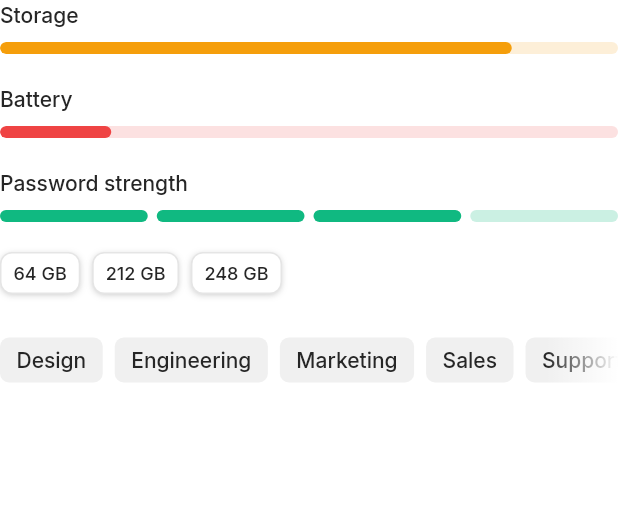
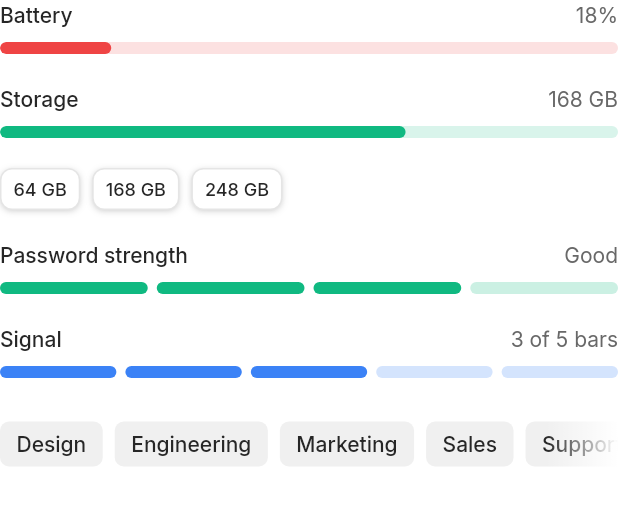
Before and after one commit to AbdullahChauhan/panelui_flutter, a Flutter app: the _MeterDemo widget shown alone on an empty page, opened directly, on a phone screen of 412 x 824 dp. Shown: the top 505 px of the screen. Run offline on Flutter 3.47's test engine with Material 3 defaults, Android fonts, the phone set to English and light mode, and no system bars; our stand-ins replace hugeicons; missing offline and left inert: path_parsing.

Commit message:
fix(gallery): show PanelUI's badge, meter and typography demos
The meter's value label is now opt-in, so the demos ask for it, and the
badge, meter and typography pages follow PanelUI's own examples: every
badge size as a count and a dot, a status dot in a label, a battery and
a storage reading, a counted meter, and typography's marks.

Co-Authored-By: Claude Opus 5.5 <noreply@anthropic.com>
Claude-Session: https://claude.ai/code/session_0133pKtXNxeoEaoDfDhEjHEs

```diff
--- a/example/lib/demos/display_demos.dart
+++ b/example/lib/demos/display_demos.dart
@@ -275,6 +275,7 @@ class _BadgeDemo extends StatelessWidget {
 
   @override
   Widget build(BuildContext context) {
+    final c = PanelTheme.of(context).colors;
     return DemoStack(
       children: [
         DemoGroup(
@@ -288,22 +289,49 @@ class _BadgeDemo extends StatelessWidget {
           label: 'Sizes',
           children: [
             for (final size in PanelBadgeSize.values)
-              PanelBadge(
-                size: size,
-                variant: PanelBadgeVariant.secondary,
-                child: Text(size.name),
-              ),
+              PanelBadge(size: size, child: Text(size.name)),
           ],
         ),
-        const DemoGroup(
+        DemoGroup(
           label: 'Counts and dots',
           children: [
-            PanelBadge.count(3),
-            PanelBadge.count(42, variant: PanelBadgeVariant.destructive),
-            PanelBadge.count(128, variant: PanelBadgeVariant.secondary),
-            PanelBadge.dot(variant: PanelBadgeVariant.success),
-            PanelBadge.dot(variant: PanelBadgeVariant.warning),
-            PanelBadge.dot(variant: PanelBadgeVariant.destructive),
+            for (final size in PanelBadgeSize.values)
+              PanelBadge.count(3, size: size),
+            const PanelBadge.count(128, variant: PanelBadgeVariant.destructive),
+            for (final size in PanelBadgeSize.values)
+              PanelBadge.dot(size: size, variant: PanelBadgeVariant.success),
+          ],
+        ),
+        DemoGroup(
+          label: 'With a status dot',
+          children: [
+            for (final (variant, dot, text) in [
+              (PanelBadgeVariant.success, c.success, 'Operational'),
+              (PanelBadgeVariant.warning, c.warning, 'Degraded'),
+              (PanelBadgeVariant.info, c.info, 'Maintenance'),
+            ])
+              PanelBadge(
+                variant: variant,
+                child: Row(
+                  mainAxisSize: MainAxisSize.min,
+                  spacing: 4,
+                  children: [
+                    Container(
+                      width: 6,
+                      height: 6,
+                      decoration: BoxDecoration(
+                        color: dot,
+                        shape: BoxShape.circle,
+                      ),
+                    ),
+                    PanelText(
+                      text,
+                      size: PanelTextSize.xs,
+                      weight: FontWeight.w500,
+                    ),
+                  ],
+                ),
+              ),
           ],
         ),
       ],
@@ -456,6 +484,21 @@ class _TypographyDemo extends StatelessWidget {
             PanelCode('flutter pub add panelui_flutter'),
           ],
         ),
+        PanelText.h4('Marks'),
+        PanelText(
+          'Terms of service',
+          style: TextStyle(decoration: TextDecoration.underline),
+        ),
+        PanelText(
+          'An aside, in passing.',
+          style: TextStyle(fontStyle: FontStyle.italic),
+        ),
+        PanelText(
+          '£24.00',
+          muted: true,
+          style: TextStyle(decoration: TextDecoration.lineThrough),
+        ),
+        PanelText('SECTION LABEL', size: PanelTextSize.xs, muted: true),
       ],
     );
   }
@@ -558,11 +601,11 @@ class _MeterDemo extends StatefulWidget {
 }
 
 class _MeterDemoState extends State<_MeterDemo> {
-  double _storage = 212;
+  double _storage = 168;
 
   static const _storageThresholds = [
-    PanelMeterThreshold(from: 192, color: PanelMeterColor.warning),
-    PanelMeterThreshold(from: 240, color: PanelMeterColor.destructive),
+    PanelMeterThreshold(from: 180, color: PanelMeterColor.warning),
+    PanelMeterThreshold(from: 230, color: PanelMeterColor.destructive),
   ];
 
   @override
@@ -574,23 +617,38 @@ class _MeterDemoState extends State<_MeterDemo> {
           child: Column(
             spacing: 20,
             children: [
-              PanelMeter(
-                label: 'Storage',
-                value: _storage,
-                max: 256,
-                valueLabel: '${_storage.round()} of 256 GB',
-                thresholds: _storageThresholds,
-              ),
               const PanelMeter(
                 label: 'Battery',
                 value: 18,
-                color: PanelMeterColor.success,
+                showValueLabel: true,
                 thresholds: [
                   PanelMeterThreshold(
                     from: 0,
                     color: PanelMeterColor.destructive,
                   ),
-                  PanelMeterThreshold(from: 20, color: PanelMeterColor.success),
+                  PanelMeterThreshold(from: 20, color: PanelMeterColor.warning),
+                  PanelMeterThreshold(from: 50, color: PanelMeterColor.success),
+                ],
+              ),
+              PanelMeter(
+                label: 'Storage',
+                value: _storage,
+                max: 256,
+                showValueLabel: true,
+                formatValue: (gb) => '${gb.round()} GB',
+                color: PanelMeterColor.success,
+                thresholds: _storageThresholds,
+              ),
+              Row(
+                spacing: 8,
+                children: [
+                  for (final gb in [64.0, 168.0, 248.0])
+                    PanelButton(
+                      size: PanelButtonSize.xs,
+                      variant: PanelButtonVariant.outline,
+                      onPressed: () => setState(() => _storage = gb),
+                      child: Text('${gb.round()} GB'),
+                    ),
                 ],
               ),
               const PanelMeter(
@@ -598,20 +656,25 @@ class _MeterDemoState extends State<_MeterDemo> {
                 value: 3,
                 max: 4,
                 segments: 4,
-                valueLabel: 'Strong',
-                color: PanelMeterColor.success,
+                showValueLabel: true,
+                valueLabel: 'Good',
+                thresholds: [
+                  PanelMeterThreshold(
+                    from: 0,
+                    color: PanelMeterColor.destructive,
+                  ),
+                  PanelMeterThreshold(from: 2, color: PanelMeterColor.warning),
+                  PanelMeterThreshold(from: 3, color: PanelMeterColor.success),
+                ],
               ),
-              Row(
-                spacing: 8,
-                children: [
-                  for (final gb in [64.0, 212.0, 248.0])
-                    PanelButton(
-                      size: PanelButtonSize.xs,
-                      variant: PanelButtonVariant.outline,
-                      onPressed: () => setState(() => _storage = gb),
-                      child: Text('${gb.round()} GB'),
-                    ),
-                ],
+              const PanelMeter(
+                label: 'Signal',
+                value: 3,
+                max: 5,
+                segments: 5,
+                showValueLabel: true,
+                valueLabel: '3 of 5 bars',
+                color: PanelMeterColor.info,
               ),
             ],
           ),
```
